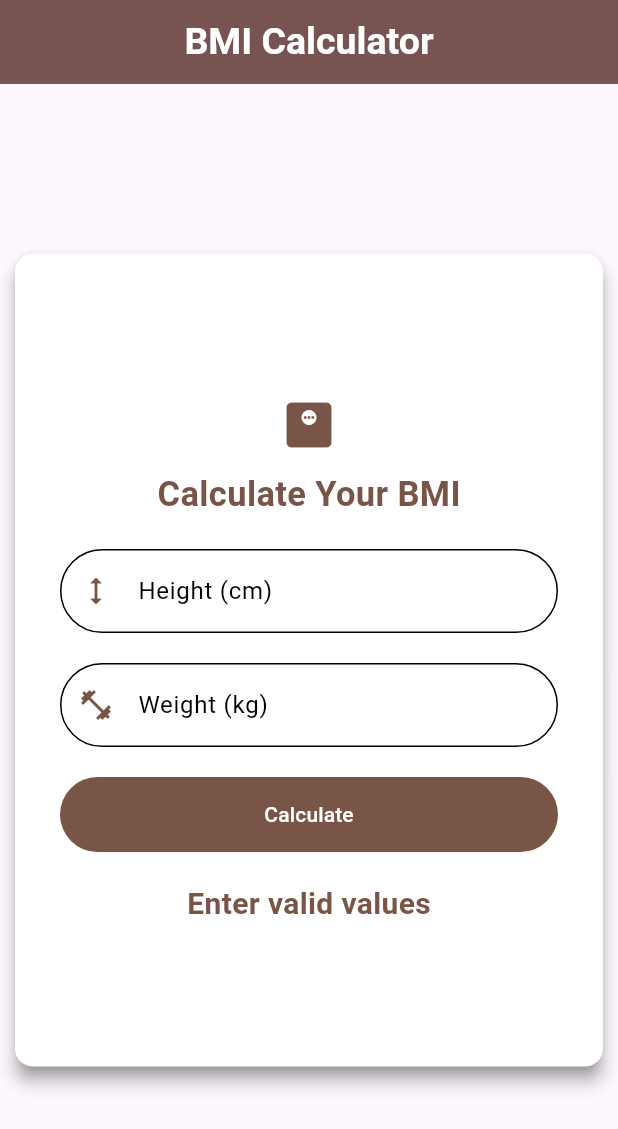
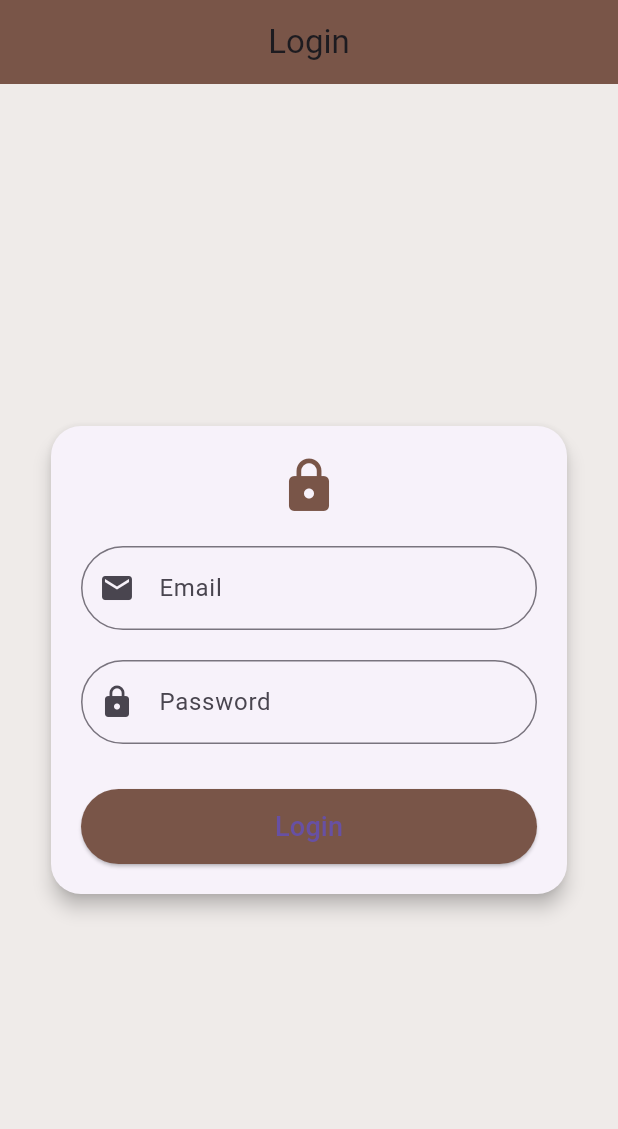
Before and after one commit to Tahia1/BMI_Calculator, a Flutter app: the screen it shows after launch, on a phone screen of 412 x 824 dp. Shown: the top 1129 px of the screen. Run offline on Flutter 3.47's test engine with Material 3 defaults, Android fonts, the phone set to English and light mode, and no system bars.

Commit message:
first commit

```diff
--- /dev/null
+++ b/lib/login_page.dart
@@ -0,0 +1,112 @@
+import 'package:flutter/material.dart';
+import 'bmi_calculator_page.dart';
+
+class LoginPage extends StatefulWidget {
+  const LoginPage({super.key});
+
+  @override
+  State<LoginPage> createState() => _LoginPageState();
+}
+
+class _LoginPageState extends State<LoginPage> {
+  final TextEditingController emailController = TextEditingController();
+  final TextEditingController passwordController = TextEditingController();
+
+  final _formKey = GlobalKey<FormState>();
+
+  void loginUser() {
+    if (_formKey.currentState!.validate()) {
+      Navigator.push(
+        context,
+        MaterialPageRoute(builder: (context) => const BMICalculatorPage()),
+      );
+    }
+  }
+
+  @override
+  void dispose() {
+    emailController.dispose();
+    passwordController.dispose();
+    super.dispose();
+  }
+
+  @override
+  Widget build(BuildContext context) {
+    return Scaffold(
+      backgroundColor: Colors.brown.shade50,
+      appBar: AppBar(
+        title: const Text('Login'),
+        backgroundColor: Colors.brown,
+        centerTitle: true,
+      ),
+      body: Center(
+        child: Padding(
+          padding: const EdgeInsets.all(30),
+          child: Card(
+            elevation: 5,
+            shape: RoundedRectangleBorder(borderRadius: BorderRadius.circular(20)),
+            child: Padding(
+              padding: const EdgeInsets.all(20),
+              child: Form(
+                key: _formKey,
+                child: Column(
+                  mainAxisSize: MainAxisSize.min,
+                  children: [
+                    const Icon(Icons.lock, size: 40, color: Colors.brown),
+                    const SizedBox(height: 20),
+                    TextFormField(
+                      controller: emailController,
+                      decoration: const InputDecoration(
+                        labelText: 'Email',
+                        prefixIcon: Icon(Icons.email),
+                        border: OutlineInputBorder(borderRadius: BorderRadius.all(Radius.circular(30))),
+                      ),
+                      validator: (value) {
+                        if (value == null || value.isEmpty) {
+                          return 'Email is required';
+                        }
+                        if (!value.contains('@')) {
+                          return 'Enter a valid email';
+                        }
+                        return null;
+                      },
+                    ),
+                    const SizedBox(height: 20),
+                    TextFormField(
+                      controller: passwordController,
+                      obscureText: true,
+                      decoration: const InputDecoration(
+                        labelText: 'Password',
+                        prefixIcon: Icon(Icons.lock),
+                        border: OutlineInputBorder(borderRadius: BorderRadius.all(Radius.circular(30))),
+                      ),
+                      validator: (value) {
+                        if (value == null || value.isEmpty) {
+                          return 'Password is required';
+                        }
+                        if (value.length < 6) {
+                          return 'Password must be at least 6 characters';
+                        }
+                        return null;
+                      },
+                    ),
+                    const SizedBox(height: 30),
+                    ElevatedButton(
+                      onPressed: loginUser,
+                      style: ElevatedButton.styleFrom(
+                        backgroundColor: Colors.brown,
+                        minimumSize: const Size(double.infinity, 50),
+                        shape: RoundedRectangleBorder(borderRadius: BorderRadius.circular(30)),
+                      ),
+                      child: const Text('Login', style: TextStyle(fontSize: 18)),
+                    ),
+                  ],
+                ),
+              ),
+            ),
+          ),
+        ),
+      ),
+    );
+  }
+}
--- a/lib/main.dart
+++ b/lib/main.dart
@@ -1,19 +1,19 @@
 import 'package:flutter/material.dart';
-
-import 'bmi_calculator_page.dart';
+import 'login_page.dart'; // ✅ Make sure this matches your file name
 
 void main() {
   runApp(const MyApp());
 }
 
-class MyApp extends StatelessWidget { // this is the main.dart code for BMI Calculator
+class MyApp extends StatelessWidget {
   const MyApp({super.key});
 
   @override
   Widget build(BuildContext context) {
     return const MaterialApp(
-      title: "BMI Calculator",
-      home: BMICalculatorPage(),
+      debugShowCheckedModeBanner: false,
+      title: 'BMI Calculator',
+      home: LoginPage(), // ✅ Starting from LoginPage
     );
   }
 }
```
